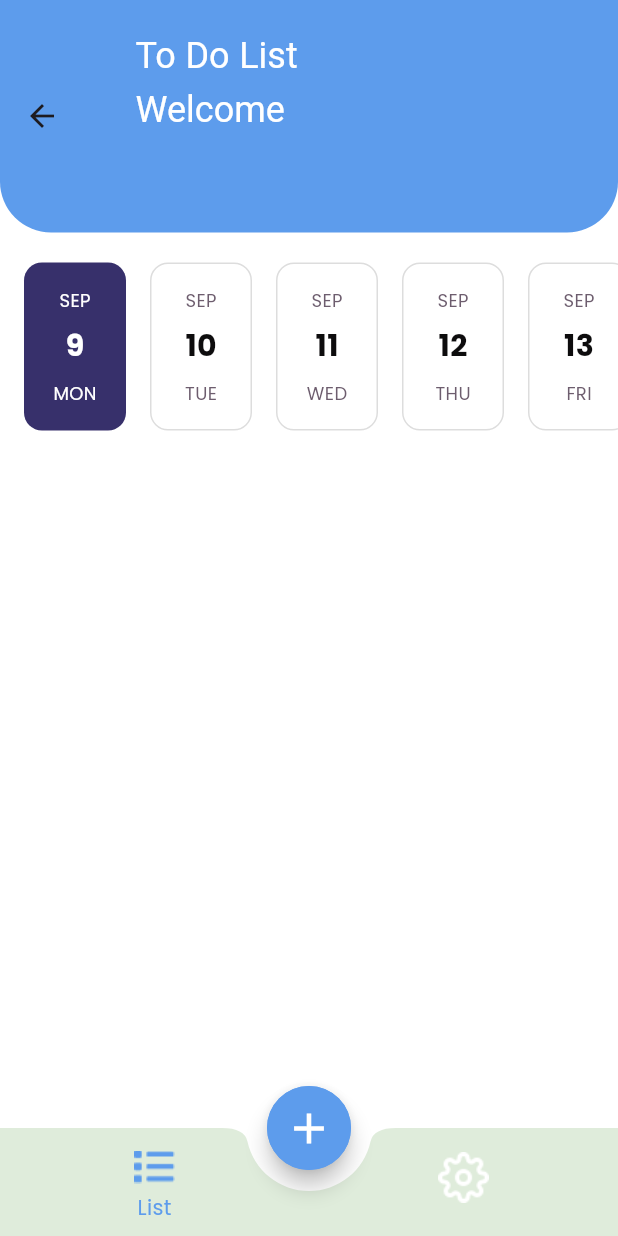
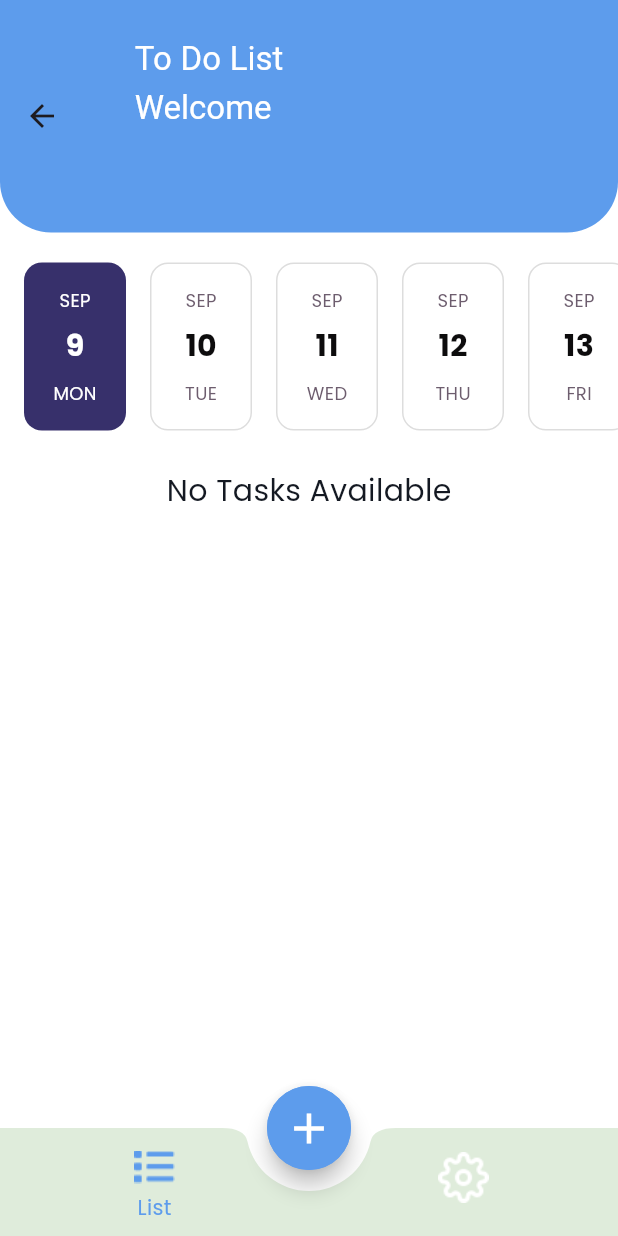
Before and after one commit to Ahm3dmohamed/todo_app, a Flutter app: the LayoutScreen screen opened by its route, on a phone screen of 412 x 824 dp. Run offline on Flutter 3.47's test engine with Material 3 defaults, Android fonts, the phone set to English and light mode, and no system bars; drawn by our look-alikes of easy_date_timeline; our stand-ins replace awesome_snackbar_content, cloud_firestore, firebase_auth, firebase_core, flutter_slidable, google_fonts; accounts and stored records are empty; generated files the repository leaves out were written again.

Commit message:
finish app

```diff
--- a/lib/main.dart
+++ b/lib/main.dart
@@ -49,7 +49,7 @@ class MyApp extends StatelessWidget {
       themeMode: themeProvider.currentTheme,
       darkTheme: Apptheme.darkTheme,
       debugShowCheckedModeBanner: false,
-      initialRoute: SplashScreen.routeName,
+      initialRoute: LayoutScreen.routeName,
       routes: {
         LayoutScreen.routeName: (context) => const LayoutScreen(),
         SplashScreen.routeName: (context) => SplashScreen(),
--- a/lib/modules/core/model/auth/pages/create_acount_screen.dart
+++ b/lib/modules/core/model/auth/pages/create_acount_screen.dart
@@ -10,9 +10,7 @@ class CreateAcountScreen extends StatelessWidget {
   final GlobalKey<FormState> _formKey = GlobalKey<FormState>();
 
   static const String routeName = "Create";
-
   CreateAcountScreen({super.key});
-
   @override
   Widget build(BuildContext context) {
     var localeProvider = LocaleProvider.get(context);
--- a/lib/modules/core/service/firebase_function.dart
+++ b/lib/modules/core/service/firebase_function.dart
@@ -98,7 +98,6 @@ class FirebaseFunction {
       );
       await credential.user!.sendEmailVerification();
 
-      // Optionally add the user to the Firestore collection
       UserModel newUser = UserModel(
         userId: credential.user!.uid,
         userEmail: email,
@@ -153,6 +152,8 @@ class FirebaseFunction {
   }
 
   static resetPassword(String email) {
-    FirebaseAuth.instance.sendPasswordResetEmail(email: email);
+    final credential = FirebaseAuth.instance.sendPasswordResetEmail(
+        email: email, actionCodeSettings: ActionCodeSettings(url: email));
+    return credential;
   }
 }
--- a/lib/modules/layouts/manager/provider/auth_provider.dart
+++ b/lib/modules/layouts/manager/provider/auth_provider.dart
@@ -36,7 +36,7 @@ class AuthProvider extends ChangeNotifier {
         nameController.text,
       );
 
-      if (credential != null && credential.user != null) {
+      if (credential?.user == null) {
         Navigator.pushNamedAndRemoveUntil(
           context,
           LayoutScreen.routeName,
@@ -75,7 +75,6 @@ class AuthProvider extends ChangeNotifier {
       );
 
       if (credential?.user != null) {
-        // To be sure that it login successfully!!
         print("Login successful, navigating to HomeScreen...");
         Navigator.pushNamedAndRemoveUntil(
           context,
@@ -108,7 +107,6 @@ class AuthProvider extends ChangeNotifier {
     }
   }
 
-  // SnackBar Function
   void _showSnackBar(
       BuildContext context, String title, String message, ContentType type) {
     final snackBar = SnackBar(
--- a/lib/modules/layouts/manager/provider/provider.dart
+++ b/lib/modules/layouts/manager/provider/provider.dart
@@ -73,7 +73,6 @@ class MainProvider extends ChangeNotifier {
   void isDone(TaskModel task) async {
     try {
       await FirebaseFunction.isDoneUpdate(task);
-      // notifyListeners();
     } catch (error) {
       print('Failed to update task status: $error');
     }
--- a/lib/modules/layouts/screens/layout_screen.dart
+++ b/lib/modules/layouts/screens/layout_screen.dart
@@ -9,16 +9,16 @@ import 'package:todo_app/modules/layouts/screens/tasks/add_task_widget.dart';
 class LayoutScreen extends StatelessWidget {
   static const String routeName = 'LayoutScreen';
   const LayoutScreen({super.key});
+
   @override
   Widget build(BuildContext context) {
     final themeProvider = Provider.of<ThemeProvider>(context, listen: false);
     bool isDarkEnabled = themeProvider.isDarkEnabled();
+
     return ChangeNotifierProvider(
-      create: (BuildContext context) => MainProvider()..getTask(),
-      child: Selector<MainProvider, int>(
-        selector: (p0, p1) => p1.currentIndex,
-        builder: (BuildContext context, currentIndex, Widget? child) {
-          var provider = Provider.of<MainProvider>(context, listen: false);
+      create: (BuildContext context) => MainProvider()..getUser(),
+      child: Consumer<MainProvider>(
+        builder: (context, provider, child) {
           return Scaffold(
             extendBody: true,
             floatingActionButton: FloatingActionButton(
@@ -26,9 +26,7 @@ class LayoutScreen extends StatelessWidget {
                   ? const Color.fromARGB(255, 4, 48, 105)
                   : AppColor.primaryColor,
               shape: RoundedRectangleBorder(
-                  borderRadius: BorderRadius.circular(
-                    34,
-                  ),
+                borderRadius: BorderRadius.circular(34),
                 side: BorderSide(
                   color: isDarkEnabled
                       ? Colors.white.withOpacity(.6)
@@ -42,11 +40,15 @@ class LayoutScreen extends StatelessWidget {
                   shape: const RoundedRectangleBorder(
                     borderRadius: BorderRadius.only(
                       topRight: Radius.circular(50),
-                            topLeft: Radius.circular(50))),
+                      topLeft: Radius.circular(50),
+                    ),
+                  ),
                   context: context,
                   builder: (context) {
                     return ChangeNotifierProvider.value(
-                          value: provider, child: const AddTaskWidget());
+                      value: provider,
+                      child: const AddTaskWidget(),
+                    );
                   },
                 );
               },
@@ -54,7 +56,8 @@ class LayoutScreen extends StatelessWidget {
                 Icons.add,
                 size: 34,
                 color: Colors.white,
-                )),
+              ),
+            ),
             floatingActionButtonLocation:
                 FloatingActionButtonLocation.centerDocked,
             bottomNavigationBar: BottomAppBar(
@@ -86,7 +89,7 @@ class LayoutScreen extends StatelessWidget {
                 ],
               ),
             ),
-            body: provider.tabs[currentIndex],
+            body: provider.tabs[provider.currentIndex],
           );
         },
       ),
--- a/lib/modules/layouts/screens/tasks/task_item.dart
+++ b/lib/modules/layouts/screens/tasks/task_item.dart
@@ -130,7 +130,7 @@ class TaskItem extends StatelessWidget {
                     },
                     child: taskModel.isDone
                         ? Text(
-                            appTranslation(context).delete,
+                            appTranslation(context).isDone,
                             style: const TextStyle(color: Colors.green),
                           )
                         : Container(
--- a/lib/modules/layouts/screens/tasks/task_screen.dart
+++ b/lib/modules/layouts/screens/tasks/task_screen.dart
@@ -12,6 +12,7 @@ import 'package:todo_app/modules/layouts/screens/tasks/task_item.dart';
 class TaskScreen extends StatelessWidget {
   static const String routeName = "TaskScreen";
   const TaskScreen({super.key});
+
   @override
   Widget build(BuildContext context) {
     final themeProvider = Provider.of<ThemeProvider>(context, listen: false);
@@ -19,6 +20,10 @@ class TaskScreen extends StatelessWidget {
 
     return Consumer<MainProvider>(
       builder: (BuildContext context, mainProvider, Widget? child) {
+        // Null safety check for user
+        final userName =
+            mainProvider.user?.userName?.toUpperCase() ?? "Hamada ";
+
         return Scaffold(
           appBar: AppBar(
             toolbarHeight: 155,
@@ -31,9 +36,9 @@ class TaskScreen extends StatelessWidget {
             title: Padding(
               padding: const EdgeInsets.only(left: 12, right: 12, bottom: 44),
               child: Text(
-                " ${appTranslation(context).appTitle} \n Welcome ${mainProvider.user?.userName?.toUpperCase() ?? "Guest"}",
+                " ${appTranslation(context).appTitle} \n Welcome $userName",
                 style: const TextStyle(
-                  fontSize: 24,
+                  fontSize: 22,
                   fontWeight: FontWeight.normal,
                   color: Colors.white,
                 ),
@@ -63,8 +68,9 @@ class TaskScreen extends StatelessWidget {
                   );
                 },
                 child: EasyInfiniteDateTimeLine(
-                  firstDate:
-                      FirebaseAuth.instance.currentUser!.metadata.creationTime!,
+                  firstDate: FirebaseAuth
+                          .instance.currentUser?.metadata.creationTime ??
+                      DateTime.now(),
                   lastDate: DateTime.now().add(const Duration(days: 365)),
                   focusDate: mainProvider.selectedDate,
                   showTimelineHeader: false,
@@ -100,7 +106,7 @@ class TaskScreen extends StatelessWidget {
                       return const Center(child: Text("Error Data"));
                     } else if (!snapshot.hasData ||
                         snapshot.data!.docs.isEmpty) {
-                      return const Center(child: Text(" "));
+                      return const Text("No Tasks Available");
                     } else {
                       List<TaskModel> tasks =
                           snapshot.data!.docs.map((e) => e.data()).toList();
```
Lines whose indentation alone changed are shown as unchanged.
